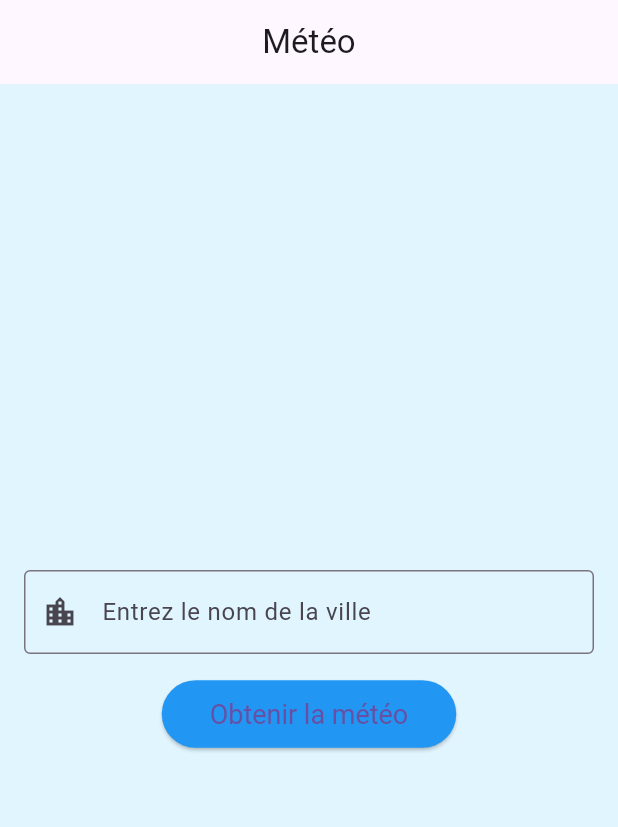
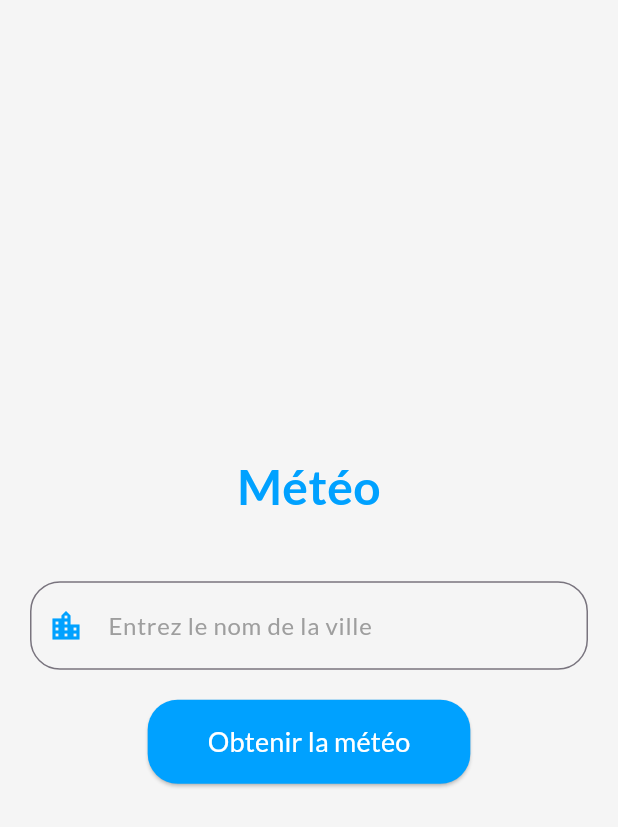
Before and after one commit to AdaamD/WeatherApp-Flutter, a Flutter app: the screen it shows after launch, on a phone screen of 412 x 824 dp. Shown: the top 827 px of the screen. Run offline on Flutter 3.47's test engine with Material 3 defaults, Android fonts, the phone set to English and light mode, and no system bars; our stand-ins replace google_fonts.

```diff
--- a/lib/screens/home_screen.dart
+++ b/lib/screens/home_screen.dart
@@ -1,4 +1,5 @@
 import 'package:flutter/material.dart';
+import 'package:google_fonts/google_fonts.dart';
 import '../services/weather_service.dart';
 import '../models/weather_model.dart';
 import 'weather_detail_screen.dart';
@@ -10,23 +11,18 @@ class HomeScreen extends StatefulWidget {
 
 class _HomeScreenState extends State<HomeScreen> {
   final TextEditingController _controller = TextEditingController();
-  WeatherModel? _weather;
   String _errorMessage = '';
 
   void _getWeather() async {
     WeatherService service = WeatherService();
-    print(
-        "Fetching weather for city: ${_controller.text}"); // Log pour déboguer
     try {
       var weatherData = await service.fetchWeather(_controller.text);
-      print("Weather data retrieved successfully."); // Log pour déboguer
       Navigator.push(
         context,
         MaterialPageRoute(
             builder: (context) => WeatherDetailScreen(weather: weatherData)),
       );
     } catch (e) {
-      print("Error fetching weather: $e"); // Log pour déboguer
       setState(() {
         _errorMessage = 'Erreur lors de la récupération des données : $e';
       });
@@ -36,46 +32,66 @@ class _HomeScreenState extends State<HomeScreen> {
   @override
   Widget build(BuildContext context) {
     return Scaffold(
-      appBar: AppBar(
-        title: const Text('Météo'),
-        centerTitle: true,
-      ),
-      body: Container(
-        decoration: BoxDecoration(
-          color: Colors.lightBlue[50], // Couleur de fond douce
-        ),
-        padding: const EdgeInsets.all(16.0), // Padding autour du contenu
+      backgroundColor: Color(0xFFF5F5F5),
+      body: SafeArea(
+        child: Container(
+          padding: const EdgeInsets.symmetric(horizontal: 20),
           child: Column(
             mainAxisAlignment: MainAxisAlignment.center,
             children: [
+              Text(
+                'Météo',
+                style: GoogleFonts.lato(
+                  fontSize: 32,
+                  fontWeight: FontWeight.bold,
+                  color: Color(0xff00A1FF),
+                ),
+              ),
+              SizedBox(height: 40),
               TextField(
                 controller: _controller,
+                style: GoogleFonts.lato(fontSize: 18),
                 decoration: InputDecoration(
                   labelText: 'Entrez le nom de la ville',
-                border: const OutlineInputBorder(), // Bordure arrondie
+                  labelStyle: GoogleFonts.lato(color: Colors.grey),
+                  border: OutlineInputBorder(
+                    borderRadius: BorderRadius.circular(20),
+                    borderSide: BorderSide(color: Color(0xff00A1FF)),
+                  ),
+                  focusedBorder: OutlineInputBorder(
+                    borderRadius: BorderRadius.circular(20),
+                    borderSide: BorderSide(color: Color(0xff00A1FF), width: 2),
+                  ),
                   prefixIcon:
-                    const Icon(Icons.location_city), // Icône d'emplacement
+                      Icon(Icons.location_city, color: Color(0xff00A1FF)),
                 ),
               ),
-            const SizedBox(
-                height: 16.0), // Espacement entre le champ et le bouton
+              SizedBox(height: 20),
               ElevatedButton(
                 onPressed: _getWeather,
                 style: ElevatedButton.styleFrom(
-                backgroundColor: Colors.blue, // Couleur du bouton
-                padding: const EdgeInsets.symmetric(
-                    horizontal: 32.0, vertical: 12.0), // Padding interne
-                textStyle: const TextStyle(fontSize: 18), // Taille du texte
+                  backgroundColor: Color(0xff00A1FF),
+                  padding: EdgeInsets.symmetric(horizontal: 40, vertical: 15),
+                  shape: RoundedRectangleBorder(
+                    borderRadius: BorderRadius.circular(20),
                   ),
-              child: const Text('Obtenir la météo'),
+                ),
+                child: Text(
+                  'Obtenir la météo',
+                  style: GoogleFonts.lato(fontSize: 18, color: Colors.white),
+                ),
               ),
               if (_errorMessage.isNotEmpty)
                 Padding(
                   padding: const EdgeInsets.all(8.0),
-                child: Text(_errorMessage,
-                    style: const TextStyle(color: Colors.red)),
+                  child: Text(
+                    _errorMessage,
+                    style: GoogleFonts.lato(color: Colors.red, fontSize: 16),
+                    textAlign: TextAlign.center,
+                  ),
                 ),
             ],
+          ),
         ),
       ),
     );
```
Also changed, not shown: 1 other file. Lines whose indentation alone changed are shown as unchanged.
